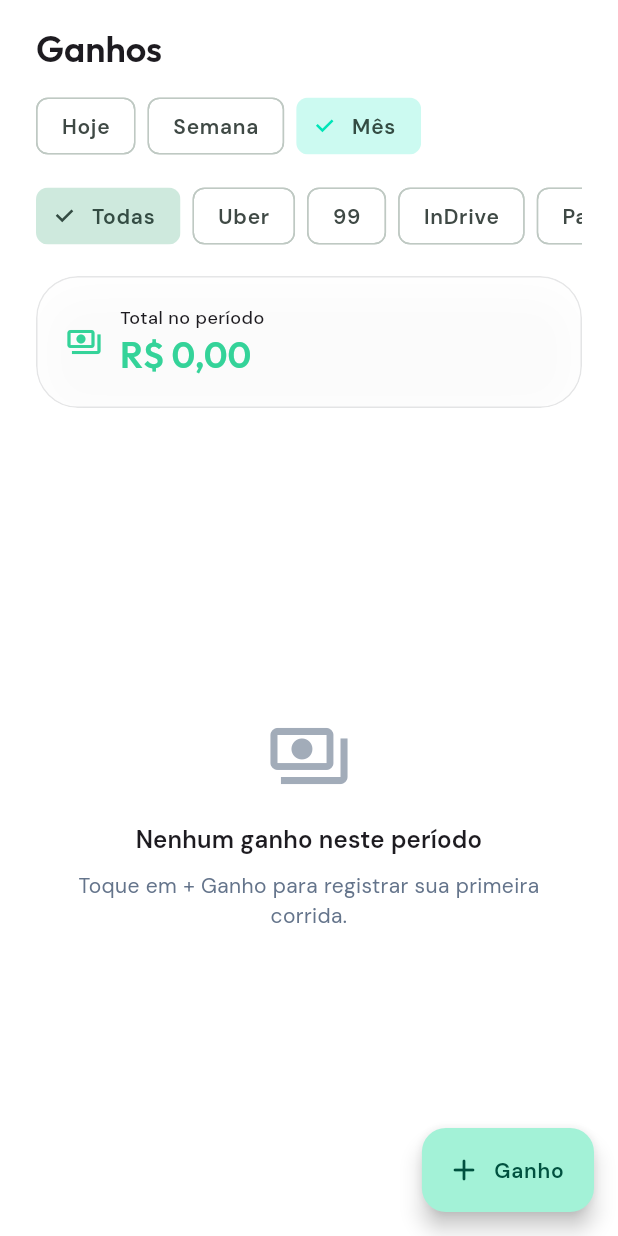
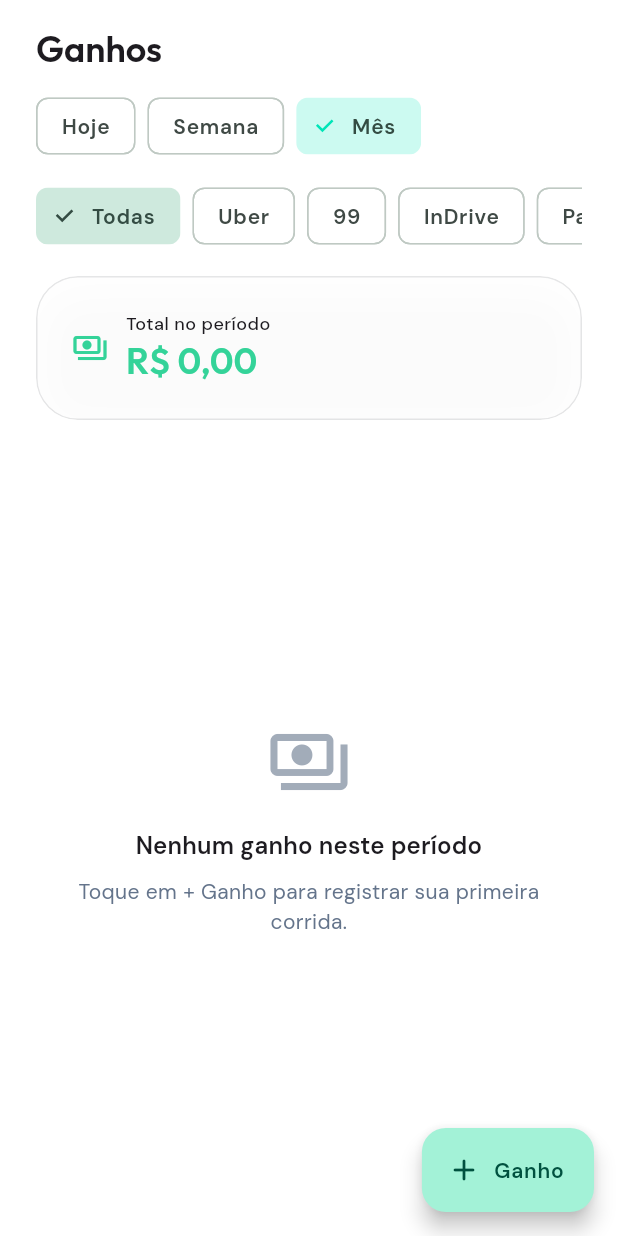
Before and after one commit to solerpedroo/driveflow, a Flutter app: the EarningsScreen screen opened directly, on a phone screen of 412 x 824 dp. Run offline on Flutter 3.47's test engine with Material 3 defaults, Android fonts, the phone set to English and light mode, and no system bars; our stand-ins replace cached_network_image, connectivity_plus, dio, file_picker, fl_chart, flutter_hooks and 14 more; missing offline and left inert: google_mlkit_text_recognition; accounts and stored records are empty; network calls fail.

Commit message:
refactor(earnings): migrate screen to design system
Co-authored-by: Pedro Henrique Contardi Soler <pedrocsoler@hotmail.com>

```diff
--- a/lib/features/earnings/presentation/screens/earnings_screen.dart
+++ b/lib/features/earnings/presentation/screens/earnings_screen.dart
@@ -5,14 +5,15 @@ import 'package:hooks_riverpod/hooks_riverpod.dart';
 import '../../../../core/constants/app_constants.dart';
 import '../../../../core/constants/ride_platforms.dart';
 import '../../../../core/theme/app_colors.dart';
+import '../../../../core/theme/app_spacing.dart';
 import '../../../../core/utils/currency_formatter.dart';
-import '../../../../core/utils/date_utils.dart';
-import '../../../../shared/widgets/driveflow_empty_state.dart';
-import '../../../../shared/widgets/driveflow_glass_card.dart';
-import '../../../../shared/widgets/driveflow_list_skeleton.dart';
+import '../../../../shared/widgets/design_system/df_card.dart';
+import '../../../../shared/widgets/design_system/df_empty_state.dart';
+import '../../../../shared/widgets/design_system/df_section_header.dart';
+import '../../../../shared/widgets/design_system/df_skeleton.dart';
 import '../../../../shared/widgets/driveflow_period_filter.dart';
-import '../../domain/entities/earning_entity.dart';
 import '../providers/earnings_providers.dart';
+import '../widgets/earning_tile.dart';
 
 /// Listagem de ganhos com filtros de período e plataforma.
 class EarningsScreen extends ConsumerWidget {
@@ -35,20 +36,18 @@ class EarningsScreen extends ConsumerWidget {
         child: CustomScrollView(
           physics: const AlwaysScrollableScrollPhysics(),
           slivers: [
-          SliverPadding(
-            padding: const EdgeInsets.fromLTRB(24, 16, 24, 0),
-            sliver: SliverToBoxAdapter(
-              child: Column(
+            SliverToBoxAdapter(
+              child: DfScreenTitle(
+                title: 'Ganhos',
+                subtitle: Column(
                   crossAxisAlignment: CrossAxisAlignment.start,
                   children: [
-                  Text('Ganhos', style: theme.textTheme.headlineSmall),
-                  const SizedBox(height: 12),
                     DriveFlowPeriodFilter(
                       value: period,
                       onChanged: (p) =>
                           ref.read(earningsPeriodProvider.notifier).state = p,
                     ),
-                  const SizedBox(height: 12),
+                    const SizedBox(height: AppSpacing.md),
                     SingleChildScrollView(
                       scrollDirection: Axis.horizontal,
                       child: Row(
@@ -62,12 +61,14 @@ class EarningsScreen extends ConsumerWidget {
                           ),
                           ...kRidePlatforms.map(
                             (platform) => Padding(
-                            padding: const EdgeInsets.only(left: 8),
+                              padding:
+                                  const EdgeInsets.only(left: AppSpacing.sm),
                               child: FilterChip(
                                 label: Text(platform.label),
                                 selected: platformFilter == platform,
                                 onSelected: (_) => ref
-                                  .read(earningsPlatformFilterProvider.notifier)
+                                    .read(
+                                        earningsPlatformFilterProvider.notifier)
                                     .state = platform,
                               ),
                             ),
@@ -80,14 +81,19 @@ class EarningsScreen extends ConsumerWidget {
               ),
             ),
             SliverPadding(
-            padding: const EdgeInsets.fromLTRB(24, 16, 24, 0),
+              padding: const EdgeInsets.fromLTRB(
+                AppSpacing.screenHorizontal,
+                AppSpacing.lg,
+                AppSpacing.screenHorizontal,
+                0,
+              ),
               sliver: SliverToBoxAdapter(
-              child: DriveFlowGlassCard(
+                child: DfCard(
                   child: Row(
                     children: [
                       const Icon(Icons.payments_outlined,
                           color: AppColors.profitGreen),
-                    const SizedBox(width: 12),
+                      const SizedBox(width: AppSpacing.md),
                       Expanded(
                         child: Column(
                           crossAxisAlignment: CrossAxisAlignment.start,
@@ -96,7 +102,7 @@ class EarningsScreen extends ConsumerWidget {
                                 style: theme.textTheme.labelMedium),
                             totalAsync.when(
                               loading: () => const Text('...'),
-                            error: (e, _) => Text('Erro'),
+                              error: (e, _) => const Text('Erro'),
                               data: (total) => Text(
                                 CurrencyFormatter.format(total),
                                 style: theme.textTheme.headlineSmall?.copyWith(
@@ -113,31 +119,35 @@ class EarningsScreen extends ConsumerWidget {
               ),
             ),
             earningsAsync.when(
-            loading: () => const SliverFillRemaining(
-              child: DriveFlowListSkeleton(),
-            ),
+              loading: () => const SliverFillRemaining(child: DfSkeleton()),
               error: (e, _) => SliverFillRemaining(
                 child: Center(child: Text('Erro: $e')),
               ),
               data: (earnings) {
                 if (earnings.isEmpty) {
-                return SliverFillRemaining(
+                  return const SliverFillRemaining(
                     hasScrollBody: false,
-                  child: DriveFlowEmptyState(
+                    child: DfEmptyState(
                       icon: Icons.payments_outlined,
                       title: 'Nenhum ganho neste período',
-                    subtitle: 'Toque em + Ganho para registrar sua primeira corrida.',
+                      subtitle:
+                          'Toque em + Ganho para registrar sua primeira corrida.',
                     ),
                   );
                 }
                 return SliverPadding(
-                padding: const EdgeInsets.fromLTRB(24, 16, 24, 96),
+                  padding: const EdgeInsets.fromLTRB(
+                    AppSpacing.screenHorizontal,
+                    AppSpacing.lg,
+                    AppSpacing.screenHorizontal,
+                    96,
+                  ),
                   sliver: SliverList.separated(
                     itemCount: earnings.length,
-                  separatorBuilder: (_, __) => const SizedBox(height: 10),
-                  itemBuilder: (context, index) {
-                    return _EarningTile(earning: earnings[index]);
-                  },
+                    separatorBuilder: (_, __) =>
+                        const SizedBox(height: AppSpacing.sm),
+                    itemBuilder: (context, index) =>
+                        EarningTile(earning: earnings[index]),
                   ),
                 );
               },
@@ -153,85 +163,3 @@ class EarningsScreen extends ConsumerWidget {
     );
   }
 }
-
-class _EarningTile extends ConsumerWidget {
-  const _EarningTile({required this.earning});
-
-  final EarningEntity earning;
-
-  @override
-  Widget build(BuildContext context, WidgetRef ref) {
-    final theme = Theme.of(context);
-
-    return DriveFlowGlassCard(
-      padding: const EdgeInsets.symmetric(horizontal: 16, vertical: 12),
-      child: InkWell(
-        borderRadius: BorderRadius.circular(16),
-        onTap: () => context.push(AppRoutes.earningForm, extra: earning),
-        onLongPress: () => _confirmDelete(context, ref),
-        child: Row(
-          children: [
-            Expanded(
-              child: Column(
-                crossAxisAlignment: CrossAxisAlignment.start,
-                children: [
-                  Text(
-                    earning.platform.label,
-                    style: theme.textTheme.titleMedium,
-                  ),
-                  const SizedBox(height: 4),
-                  Text(
-                    '${DateUtilsDriveFlow.dayMonthYear.format(earning.date)} · '
-                    '${earning.rides} corridas · ${earning.workedHours}h',
-                    style: theme.textTheme.bodySmall?.copyWith(
-                      color: AppColors.secondaryLabel(theme),
-                    ),
-                  ),
-                  if (earning.note != null && earning.note!.isNotEmpty) ...[
-                    const SizedBox(height: 4),
-                    Text(
-                      earning.note!,
-                      maxLines: 1,
-                      overflow: TextOverflow.ellipsis,
-                      style: theme.textTheme.bodySmall,
-                    ),
-                  ],
-                ],
-              ),
-            ),
-            Text(
-              CurrencyFormatter.format(earning.amount),
-              style: theme.textTheme.titleMedium?.copyWith(
-                color: AppColors.profitGreen,
-                fontWeight: FontWeight.w700,
-              ),
-            ),
-          ],
-        ),
-      ),
-    );
-  }
-
-  Future<void> _confirmDelete(BuildContext context, WidgetRef ref) async {
-    final confirmed = await showDialog<bool>(
-      context: context,
-      builder: (ctx) => AlertDialog(
-        title: const Text('Excluir ganho?'),
-        content: const Text('Esta ação não pode ser desfeita.'),
-        actions: [
-          TextButton(
-            onPressed: () => Navigator.pop(ctx, false),
-            child: const Text('Cancelar'),
-          ),
-          FilledButton(
-            onPressed: () => Navigator.pop(ctx, true),
-            child: const Text('Excluir'),
-          ),
-        ],
-      ),
-    );
-    if (confirmed == true) {
-      await ref.read(earningsControllerProvider.notifier).delete(earning.id);
-    }
-  }
-}
```
Lines whose indentation alone changed are shown as unchanged.
